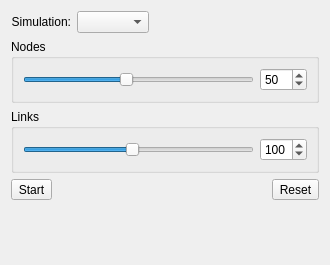
Qt form scripts/Controls.ui (dmzgroup/littlesims) before a commit.
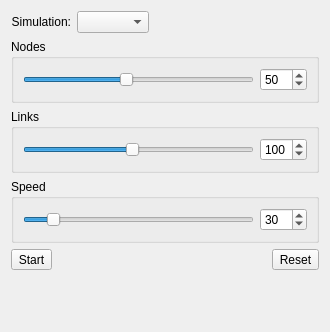
The same form after that commit.

What changed in the file:
```diff
--- a/scripts/Controls.ui
+++ b/scripts/Controls.ui
@@ -7,7 +7,7 @@
     <x>0</x>
     <y>0</y>
     <width>330</width>
-    <height>265</height>
+    <height>332</height>
    </rect>
   </property>
   <property name="sizePolicy">
@@ -126,7 +126,7 @@
      </layout>
     </widget>
    </item>
-   <item row="3" column="0">
+   <item row="4" column="0">
     <layout class="QHBoxLayout" name="horizontalLayout_2">
      <property name="sizeConstraint">
       <enum>QLayout::SetDefaultConstraint</enum>
@@ -175,7 +175,45 @@
      </item>
     </layout>
    </item>
-   <item row="4" column="0">
+   <item row="3" column="0">
+    <widget class="QGroupBox" name="speedBox">
+     <property name="title">
+      <string>Speed</string>
+     </property>
+     <layout class="QGridLayout" name="gridLayout_4">
+      <item row="0" column="0">
+       <widget class="QSlider" name="speedSlider">
+        <property name="minimum">
+         <number>10</number>
+        </property>
+        <property name="maximum">
+         <number>200</number>
+        </property>
+        <property name="value">
+         <number>30</number>
+        </property>
+        <property name="orientation">
+         <enum>Qt::Horizontal</enum>
+        </property>
+       </widget>
+      </item>
+      <item row="0" column="1">
+       <widget class="QSpinBox" name="speedSpinBox">
+        <property name="minimum">
+         <number>10</number>
+        </property>
+        <property name="maximum">
+         <number>200</number>
+        </property>
+        <property name="value">
+         <number>30</number>
+        </property>
+       </widget>
+      </item>
+     </layout>
+    </widget>
+   </item>
+   <item row="5" column="0">
     <spacer name="verticalSpacer">
      <property name="orientation">
       <enum>Qt::Vertical</enum>
@@ -183,7 +221,7 @@
      <property name="sizeHint" stdset="0">
       <size>
        <width>20</width>
-       <height>2</height>
+       <height>40</height>
       </size>
      </property>
     </spacer>
```
Left out of the diff: 64 changed lines with no effect on the pictures.
